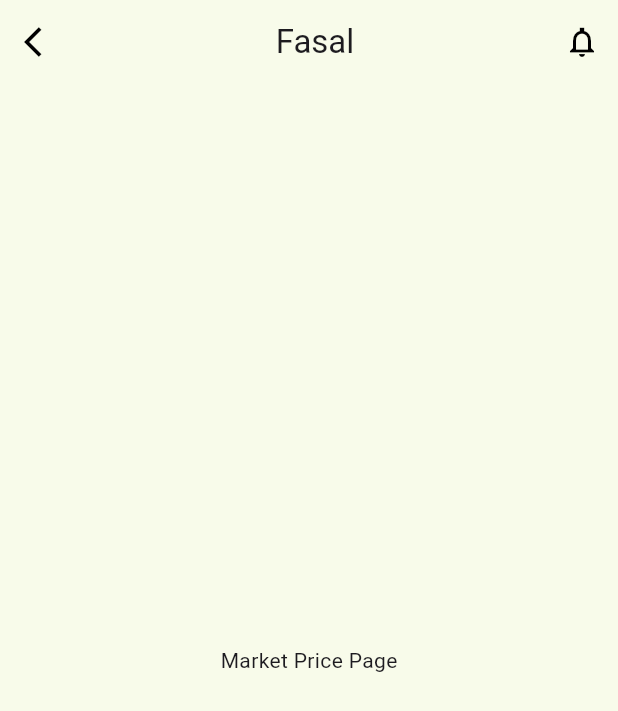
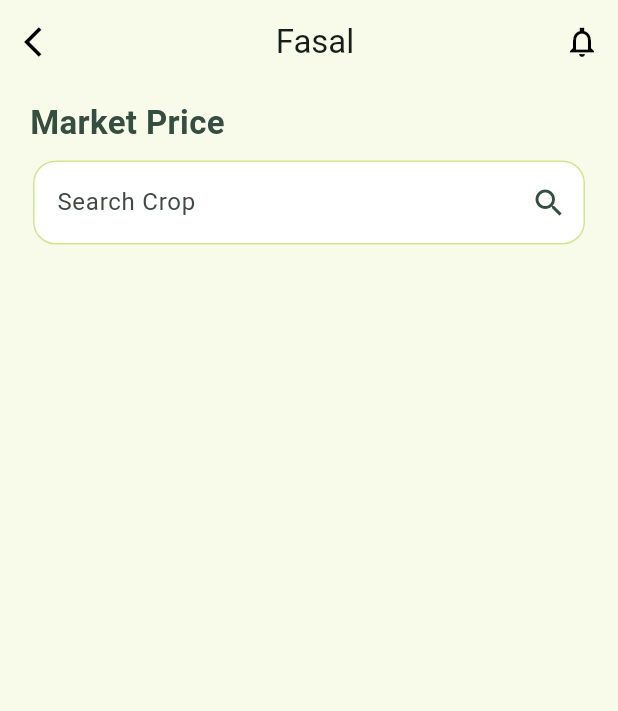
Before and after one commit to Venture-Xs/Fasal_App, a Flutter app: the MarketPrice screen opened directly, on a phone screen of 412 x 824 dp. Shown: the top 711 px of the screen. Run offline on Flutter 3.47's test engine with Material 3 defaults, Android fonts, the phone set to English and light mode, and no system bars; our stand-ins replace page_transition.

Commit message:
Market Price

```diff
--- a/lib/main.dart
+++ b/lib/main.dart
@@ -17,7 +17,7 @@ class MyApp extends StatelessWidget {
       title: 'Flutter Demo',
       theme: ThemeData(
         dividerColor: Colors.transparent,
-        colorScheme: ColorScheme.fromSeed(seedColor: Colors.deepPurple),
+        colorScheme: ColorScheme.fromSeed(seedColor: Colors.greenAccent),
         useMaterial3: true,
       ),
       home: const Nav(),
--- a/lib/pages/HomePageOptions/MarketPrice/market_price.dart
+++ b/lib/pages/HomePageOptions/MarketPrice/market_price.dart
@@ -35,8 +35,48 @@ class _MarketPriceState extends State<MarketPrice> {
           backgroundColor: const Color.fromARGB(255, 248, 251, 234),
         ),
         backgroundColor: const Color.fromARGB(255, 248, 251, 234),
-        body: const Center(
-          child: Text("Market Price Page"),
+        body: Container(
+          padding: EdgeInsets.fromLTRB(20, 10, 20, 10),
+          child: Column(
+              mainAxisAlignment: MainAxisAlignment.start,
+              crossAxisAlignment: CrossAxisAlignment.start,
+              children: [
+                Text(
+                  "Market Price",
+                  style: TextStyle(
+                      fontSize: 22,
+                      fontWeight: FontWeight.bold,
+                      color: Color(0XFF344E41)),
+                ),
+                SizedBox(
+                  height: 10,
+                ),
+
+                //Search Box
+                Padding(
+                  padding: EdgeInsets.symmetric(
+                    horizontal: 2,
+                  ),
+                  child: TextField(
+                    style: const TextStyle(color: Color(0xFF7E7E7E)),
+                    decoration: InputDecoration(
+                      filled: true,
+                      fillColor: const Color(0xFFFFFFFF),
+                      focusedBorder: OutlineInputBorder(
+                        borderRadius: BorderRadius.circular(25),
+                        borderSide: const BorderSide(color: Color(0xFF004A62)),
+                      ),
+                      enabledBorder: OutlineInputBorder(
+                        borderRadius: BorderRadius.circular(15.0),
+                        borderSide: const BorderSide(color: Color(0xFFD1E58F)),
+                      ),
+                      hintText: "Search Crop",
+                      suffixIcon: Icon(Icons.search),
+                      suffixIconColor: Color(0XFF344E41),
+                    ),
+                  ),
+                ),
+              ]),
         ));
   }
 }
```
